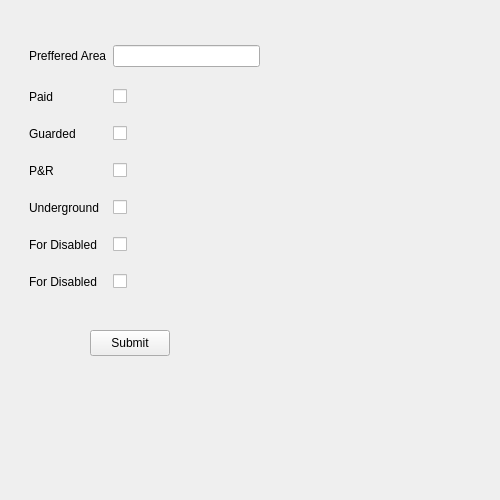
First picture: the form in App/InputWindow.ui, repository xovnsi/MaxSAT, before the edit.
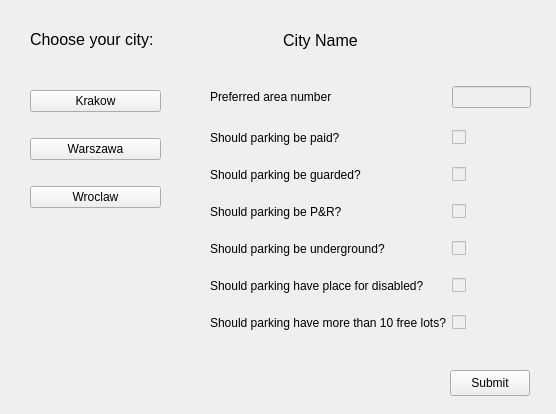
Second picture: the form after the edit.

Diff of the .ui file:
```diff
--- a/App/InputWindow.ui
+++ b/App/InputWindow.ui
@@ -6,14 +6,14 @@
    <rect>
     <x>0</x>
     <y>0</y>
-    <width>500</width>
-    <height>500</height>
+    <width>556</width>
+    <height>414</height>
    </rect>
   </property>
   <property name="minimumSize">
    <size>
-    <width>500</width>
-    <height>500</height>
+    <width>556</width>
+    <height>414</height>
    </size>
   </property>
   <property name="windowTitle">
@@ -22,29 +22,35 @@
   <widget class="QWidget" name="gridLayoutWidget">
    <property name="geometry">
     <rect>
-     <x>29</x>
-     <y>29</y>
-     <width>231</width>
+     <x>210</x>
+     <y>70</y>
+     <width>321</width>
      <height>281</height>
     </rect>
    </property>
    <layout class="QGridLayout" name="gridLayout">
-    <item row="4" column="2">
-     <widget class="QCheckBox" name="guarded">
+    <item row="5" column="0">
+     <widget class="QLabel" name="label_5">
       <property name="text">
-       <string/>
-      </property>
-     </widget>
-    </item>
-    <item row="5" column="2">
-     <widget class="QCheckBox" name="pr">
-      <property name="text">
-       <string/>
+       <string>Should parking be P&amp;R?</string>
       </property>
      </widget>
     </item>
     <item row="3" column="2">
      <widget class="QCheckBox" name="paid">
+      <property name="enabled">
+       <bool>false</bool>
+      </property>
+      <property name="text">
+       <string/>
+      </property>
+     </widget>
+    </item>
+    <item row="6" column="2">
+     <widget class="QCheckBox" name="underground">
+      <property name="enabled">
+       <bool>false</bool>
+      </property>
       <property name="text">
        <string/>
       </property>
@@ -53,83 +59,99 @@
     <item row="4" column="0">
      <widget class="QLabel" name="label_4">
       <property name="text">
-       <string>Guarded</string>
+       <string>Should parking be guarded?</string>
       </property>
      </widget>
     </item>
-    <item row="0" column="0">
-     <widget class="QLabel" name="label">
-      <property name="text">
-       <string>Preffered Area</string>
+    <item row="5" column="2">
+     <widget class="QCheckBox" name="pr">
+      <property name="enabled">
+       <bool>false</bool>
       </property>
-     </widget>
-    </item>
-    <item row="6" column="0">
-     <widget class="QLabel" name="label_6">
-      <property name="text">
-       <string>Underground</string>
-      </property>
-     </widget>
-    </item>
-    <item row="7" column="2">
-     <widget class="QCheckBox" name="disabled">
       <property name="text">
        <string/>
       </property>
      </widget>
     </item>
     <item row="0" column="2">
-     <widget class="QLineEdit" name="area"/>
-    </item>
-    <item row="6" column="2">
-     <widget class="QCheckBox" name="underground">
-      <property name="text">
-       <string/>
+     <widget class="QLineEdit" name="area">
+      <property name="enabled">
+       <bool>false</bool>
       </property>
      </widget>
     </item>
     <item row="3" column="0">
      <widget class="QLabel" name="label_3">
       <property name="text">
-       <string>Paid</string>
-      </property>
-     </widget>
-    </item>
-    <item row="5" column="0">
-     <widget class="QLabel" name="label_5">
-      <property name="text">
-       <string>P&amp;R</string>
-      </property>
-     </widget>
-    </item>
-    <item row="7" column="0">
-     <widget class="QLabel" name="label_2">
-      <property name="text">
-       <string>For Disabled</string>
+       <string>Should parking be paid?</string>
       </property>
      </widget>
     </item>
     <item row="8" column="0">
      <widget class="QLabel" name="label_7">
       <property name="text">
-       <string>For Disabled</string>
+       <string>Should parking have more than 10 free lots?</string>
+      </property>
+     </widget>
+    </item>
+    <item row="4" column="2">
+     <widget class="QCheckBox" name="guarded">
+      <property name="enabled">
+       <bool>false</bool>
+      </property>
+      <property name="text">
+       <string/>
+      </property>
+     </widget>
+    </item>
+    <item row="7" column="0">
+     <widget class="QLabel" name="label_2">
+      <property name="text">
+       <string>Should parking have place for disabled?</string>
       </property>
      </widget>
     </item>
     <item row="8" column="2">
      <widget class="QCheckBox" name="freeLots">
+      <property name="enabled">
+       <bool>false</bool>
+      </property>
       <property name="text">
        <string/>
       </property>
      </widget>
     </item>
+    <item row="6" column="0">
+     <widget class="QLabel" name="label_6">
+      <property name="text">
+       <string>Should parking be underground?</string>
+      </property>
+     </widget>
+    </item>
+    <item row="7" column="2">
+     <widget class="QCheckBox" name="disabled">
+      <property name="enabled">
+       <bool>false</bool>
+      </property>
+      <property name="text">
+       <string/>
+      </property>
+     </widget>
+    </item>
+    <item row="0" column="0">
+     <widget class="QLabel" name="label">
+      <property name="text">
+       <string>Preferred area number</string>
+      </property>
+     </widget>
+    </item>
    </layout>
   </widget>
   <widget class="QPushButton" name="submitButton">
    <property name="geometry">
     <rect>
-     <x>90</x>
-     <y>330</y>
+     <x>450</x>
+     <y>370</y>
      <width>80</width>
      <height>26</height>
     </rect>
@@ -138,6 +160,78 @@
     <string>Submit</string>
    </property>
   </widget>
+  <widget class="QLabel" name="label_8">
+   <property name="geometry">
+    <rect>
+     <x>30</x>
+     <y>30</y>
+     <width>141</width>
+     <height>18</height>
+    </rect>
+   </property>
+   <property name="font">
+    <font>
+     <pointsize>12</pointsize>
+    </font>
+   </property>
+   <property name="text">
+    <string>Choose your city:</string>
+   </property>
+  </widget>
+  <widget class="QWidget" name="verticalLayoutWidget">
+   <property name="geometry">
+    <rect>
+     <x>30</x>
+     <y>70</y>
+     <width>131</width>
+     <height>161</height>
+    </rect>
+   </property>
+   <layout class="QVBoxLayout" name="verticalLayout">
+    <item>
+     <widget class="QPushButton" name="cracow">
+      <property name="text">
+       <string>Krakow</string>
+      </property>
+     </widget>
+    </item>
+    <item>
+     <widget class="QPushButton" name="warsaw">
+      <property name="text">
+       <string>Warszawa</string>
+      </property>
+     </widget>
+    </item>
+    <item>
+     <widget class="QPushButton" name="breslau">
+      <property name="text">
+       <string>Wroclaw</string>
+      </property>
+     </widget>
+    </item>
+   </layout>
+  </widget>
+  <widget class="QLabel" name="city">
+   <property name="geometry">
+    <rect>
+     <x>210</x>
+     <y>30</y>
+     <width>221</width>
+     <height>20</height>
+    </rect>
+   </property>
+   <property name="font">
+    <font>
+     <pointsize>12</pointsize>
+    </font>
+   </property>
+   <property name="text">
+    <string>City Name</string>
+   </property>
+   <property name="alignment">
+    <set>Qt::AlignCenter</set>
+   </property>
+  </widget>
  </widget>
  <resources/>
  <connections/>
```
